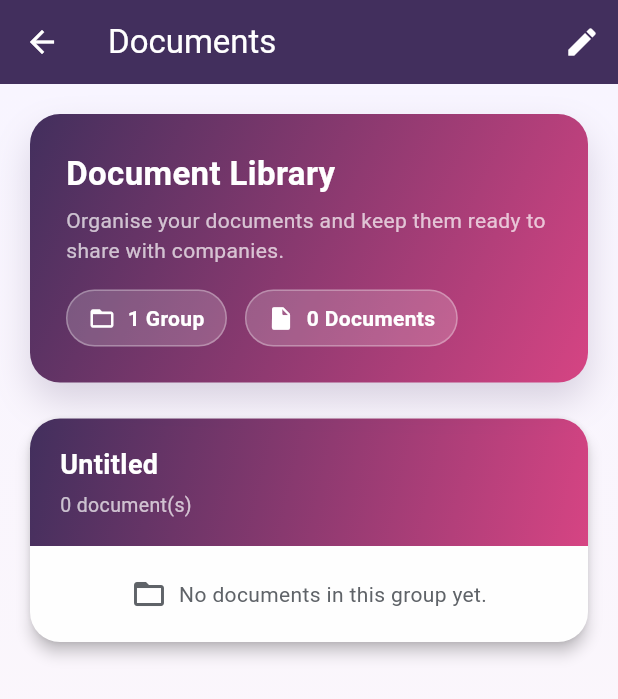
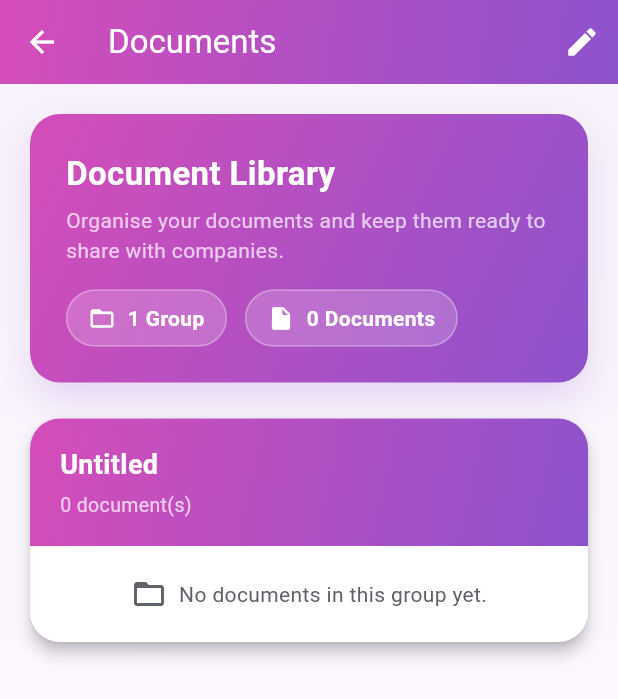
Before and after one commit to RandAlshalan/Spark444, a Flutter app: the DocumentsScreen screen opened directly with empty values, on a phone screen of 412 x 824 dp. Shown: the top 699 px of the screen. Run offline on Flutter 3.47's test engine with Material 3 defaults, Android fonts, the phone set to English and light mode, and no system bars; our stand-ins replace audioplayers, cached_network_image, cloud_firestore, file_picker, firebase_auth, firebase_core and 10 more; missing offline and left inert: syncfusion_flutter_pdfviewer; accounts and stored records are empty.

Commit message:
Refine student UI colors and gradients
Updated color palette and gradients for student screens to align with refreshed UI. Standardized card, background, and button colors to use new constants in Documents and Company Profile pages. Adjusted border radii and input field styles for consistency. Fixed hero image height in welcome screen for steadier appearance across devices.

```diff
--- a/lib/studentScreens/studentEditProfile.dart
+++ b/lib/studentScreens/studentEditProfile.dart
@@ -1730,6 +1730,23 @@ class DocumentsScreen extends StatefulWidget {
   State<DocumentsScreen> createState() => _DocumentsScreenState();
 }
 
+// Palette aligned with the refreshed student UI
+const Color _docPrimary = Color(0xFF8D52CC);
+const Color _docSecondary = Color(0xFFD54DB9);
+const Color _docMuted = Color(0xFF5F6368);
+const Color _docSurface = Colors.white;
+const Color _docBackground = Color(0xFFF7F2FB);
+const LinearGradient _docHeaderGradient = LinearGradient(
+  colors: [_docSecondary, _docPrimary],
+  begin: Alignment.topLeft,
+  end: Alignment.bottomRight,
+);
+const LinearGradient _docPageGradient = LinearGradient(
+  colors: [Color(0xFFF7F2FB), Color(0xFFFFFBFF)],
+  begin: Alignment.topCenter,
+  end: Alignment.bottomCenter,
+);
+
 class _DocumentsScreenState extends State<DocumentsScreen> {
   final StorageService _storageService = StorageService();
   bool _loading = false;
@@ -2212,7 +2229,7 @@ class _DocumentsScreenState extends State<DocumentsScreen> {
       case 'jpg':
       case 'jpeg':
         icon = Icons.image;
-        iconColor = CompanyColors.secondary;
+        iconColor = _docSecondary;
         accentColor = const Color(0xFFFBE3EE);
         break;
       case 'doc':
@@ -2223,18 +2240,18 @@ class _DocumentsScreenState extends State<DocumentsScreen> {
         break;
       case 'txt':
         icon = Icons.text_snippet;
-        iconColor = CompanyColors.muted;
+        iconColor = _docMuted;
         accentColor = const Color(0xFFF3F4F6);
         break;
       default:
         icon = Icons.insert_drive_file;
-        iconColor = CompanyColors.primary;
+        iconColor = _docPrimary;
         accentColor = const Color(0xFFEDE7F6);
     }
 
     return Card(
       elevation: CompanySpacing.cardElevation,
-      color: CompanyColors.surface,
+      color: _docSurface,
       shape: RoundedRectangleBorder(borderRadius: BorderRadius.circular(18)),
       child: InkWell(
         onTap: () => _previewDocument(document),
@@ -2262,7 +2279,7 @@ class _DocumentsScreenState extends State<DocumentsScreen> {
                     style: const TextStyle(
                       fontSize: 13,
                       fontWeight: FontWeight.w600,
-                      color: CompanyColors.primary,
+                      color: _docPrimary,
                     ),
                     maxLines: 3,
                     overflow: TextOverflow.ellipsis,
@@ -2276,7 +2293,7 @@ class _DocumentsScreenState extends State<DocumentsScreen> {
                   IconButton(
                     onPressed: () => _previewDocument(document),
                     icon: const Icon(Icons.visibility_outlined,
-                        color: CompanyColors.primary),
+                        color: _docPrimary),
                     tooltip: 'Preview',
                     iconSize: 22,
                   ),
@@ -2285,7 +2302,7 @@ class _DocumentsScreenState extends State<DocumentsScreen> {
                       onPressed: () => _deleteDocument(groupId, document),
                       icon: const Icon(
                         Icons.delete_outline,
-                        color: CompanyColors.secondary,
+                        color: _docSecondary,
                       ),
                       tooltip: 'Delete',
                       iconSize: 22,
@@ -2307,12 +2324,15 @@ class _DocumentsScreenState extends State<DocumentsScreen> {
         if (!didPop) Navigator.of(context).pop(_changed);
       },
       child: Scaffold(
-        backgroundColor: CompanyColors.background,
+        backgroundColor: _docBackground,
         appBar: AppBar(
           title: const Text('Documents'),
-          backgroundColor: CompanyColors.primary,
+          backgroundColor: Colors.transparent,
           foregroundColor: Colors.white,
           elevation: 0,
+          flexibleSpace: Container(
+            decoration: const BoxDecoration(gradient: _docHeaderGradient),
+          ),
           actions: [
             if (_editMode)
               Padding(
@@ -2323,8 +2343,9 @@ class _DocumentsScreenState extends State<DocumentsScreen> {
                   label: const Text('Add Group'),
                   style: TextButton.styleFrom(
                     foregroundColor: Colors.white,
-                    backgroundColor: Colors.white.withOpacity(0.18),
-                    padding: const EdgeInsets.symmetric(horizontal: 16, vertical: 8),
+                    backgroundColor: Colors.white.withOpacity(0.2),
+                    padding:
+                        const EdgeInsets.symmetric(horizontal: 16, vertical: 10),
                     shape: RoundedRectangleBorder(
                       borderRadius: BorderRadius.circular(8),
                     ),
@@ -2344,13 +2365,13 @@ class _DocumentsScreenState extends State<DocumentsScreen> {
           ],
         ),
         body: Container(
-          decoration: CompanyDecorations.pageBackground,
+          decoration: const BoxDecoration(gradient: _docPageGradient),
           child: SafeArea(
             child: _loading
                 ? const Center(child: CircularProgressIndicator())
                 : RefreshIndicator(
-                    color: CompanyColors.primary,
-                    backgroundColor: CompanyColors.surface,
+                    color: _docPrimary,
+                    backgroundColor: _docSurface,
                     onRefresh: _loadGroups,
                     child: _groups.isEmpty
                         ? _buildEmptyState(context)
@@ -2369,7 +2390,7 @@ class _DocumentsScreenState extends State<DocumentsScreen> {
                                 key: ValueKey(group.id),
                                 margin: const EdgeInsets.only(bottom: 20),
                                 elevation: CompanySpacing.cardElevation,
-                                color: CompanyColors.surface,
+                                color: _docSurface,
                                 shape: RoundedRectangleBorder(
                                   borderRadius: CompanySpacing.cardRadius,
                                 ),
@@ -2383,7 +2404,7 @@ class _DocumentsScreenState extends State<DocumentsScreen> {
                                         vertical: 18,
                                       ),
                                       decoration: const BoxDecoration(
-                                        gradient: CompanyColors.heroGradient,
+                                        gradient: _docHeaderGradient,
                                         borderRadius: BorderRadius.vertical(
                                           top: Radius.circular(20),
                                         ),
@@ -2452,12 +2473,12 @@ class _DocumentsScreenState extends State<DocumentsScreen> {
                                         child: Row(
                                           mainAxisAlignment: MainAxisAlignment.center,
                                           children: const [
-                                            Icon(Icons.folder_open, color: CompanyColors.muted),
+                                            Icon(Icons.folder_open, color: _docMuted),
                                             SizedBox(width: 8),
                                             Text(
                                               'No documents in this group yet.',
                                               style: TextStyle(
-                                                color: CompanyColors.muted,
+                                                color: _docMuted,
                                               ),
                                             ),
                                           ],
@@ -2514,7 +2535,7 @@ class _DocumentsScreenState extends State<DocumentsScreen> {
         Card(
           elevation: CompanySpacing.cardElevation,
           shape: RoundedRectangleBorder(borderRadius: CompanySpacing.cardRadius),
-          color: CompanyColors.surface,
+          color: _docSurface,
           child: Padding(
             padding: const EdgeInsets.all(24),
             child: Column(
@@ -2525,19 +2546,19 @@ class _DocumentsScreenState extends State<DocumentsScreen> {
                   style: TextStyle(
                     fontSize: 18,
                     fontWeight: FontWeight.w700,
-                    color: CompanyColors.primary,
+                    color: _docPrimary,
                   ),
                 ),
                 const SizedBox(height: 8),
                 const Text(
                   'Create your first group to organise resumes, certificates, and other supporting files.',
-                  style: TextStyle(color: CompanyColors.muted),
+                  style: TextStyle(color: _docMuted),
                 ),
                 const SizedBox(height: 16),
                 ElevatedButton.icon(
                   onPressed: _addNewGroup,
                   style: ElevatedButton.styleFrom(
-                    backgroundColor: CompanyColors.primary,
+                    backgroundColor: _docPrimary,
                     foregroundColor: Colors.white,
                     padding: const EdgeInsets.symmetric(horizontal: 20, vertical: 12),
                     shape: RoundedRectangleBorder(
@@ -2570,11 +2591,11 @@ class _DocumentsScreenState extends State<DocumentsScreen> {
       children: [
         Container(
           decoration: BoxDecoration(
-            gradient: CompanyColors.heroGradient,
+            gradient: _docHeaderGradient,
             borderRadius: CompanySpacing.cardRadius,
             boxShadow: [
               BoxShadow(
-                color: CompanyColors.primary.withOpacity(0.18),
+                color: _docPrimary.withOpacity(0.18),
                 blurRadius: 20,
                 offset: const Offset(0, 12),
               ),
--- a/lib/studentScreens/welcomeScreen.dart
+++ b/lib/studentScreens/welcomeScreen.dart
@@ -55,7 +55,7 @@ class _WelcomeScreenState extends State<WelcomeScreen>
     final size = MediaQuery.of(context).size;
     final isSmall = size.height < 740;
     final taglineHeight = (size.width * 0.45).clamp(130.0, 200.0);
-    final studentsHeight = (size.height * 0.22).clamp(140.0, 210.0);
+    const double studentsHeight = 200.0; // keep the hero image steady across screen sizes
     final topInset = MediaQuery.of(context).padding.top;
 
     return Scaffold(
```
Also changed, not shown: lib/studentScreens/StudentCompanyProfilePage.dart (+24 -16 lines).
